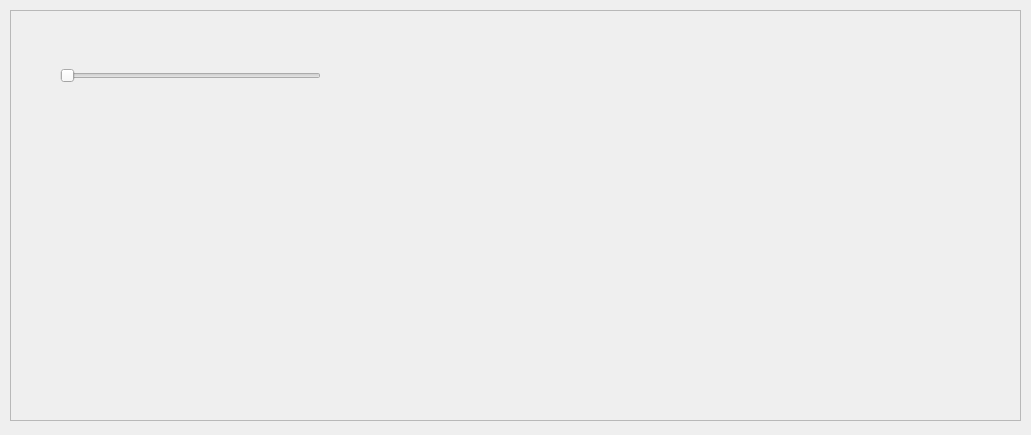
Before: the Qt Designer form AED_Simulator/testwindow.ui in GrewalCreator/AED-Simulator, drawn with Qt 5.
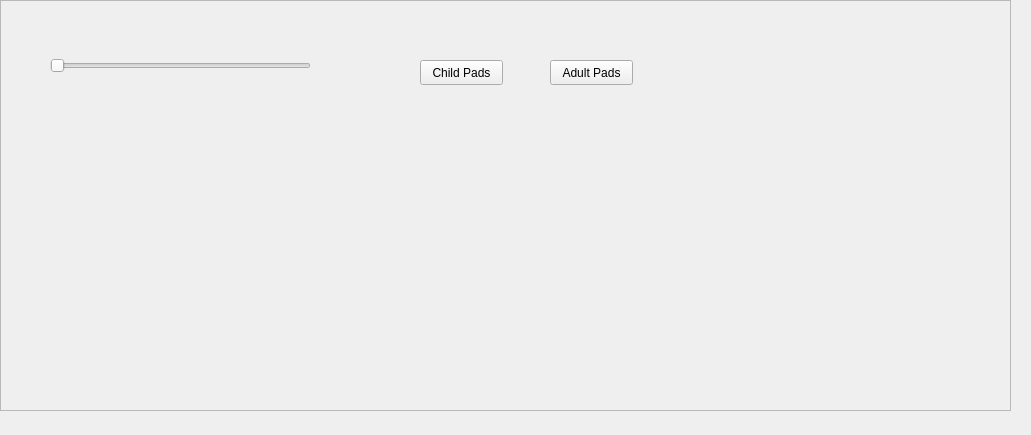
After: the same form once the commit is applied.

What changed in the file:
```diff
--- a/AED_Simulator/testwindow.ui
+++ b/AED_Simulator/testwindow.ui
@@ -16,8 +16,8 @@
   <widget class="QFrame" name="frame">
    <property name="geometry">
     <rect>
-     <x>10</x>
-     <y>10</y>
+     <x>0</x>
+     <y>0</y>
      <width>1011</width>
      <height>411</height>
     </rect>
@@ -54,6 +54,32 @@
      <string/>
     </property>
    </widget>
+   <widget class="QPushButton" name="testChildPads_button">
+    <property name="geometry">
+     <rect>
+      <x>420</x>
+      <y>60</y>
+      <width>83</width>
+      <height>25</height>
+     </rect>
+    </property>
+    <property name="text">
+     <string>Child Pads</string>
+    </property>
+   </widget>
+   <widget class="QPushButton" name="testAdultPads_button">
+    <property name="geometry">
+     <rect>
+      <x>550</x>
+      <y>60</y>
+      <width>83</width>
+      <height>25</height>
+     </rect>
+    </property>
+    <property name="text">
+     <string>Adult Pads</string>
+    </property>
+   </widget>
   </widget>
  </widget>
  <resources/>
```
